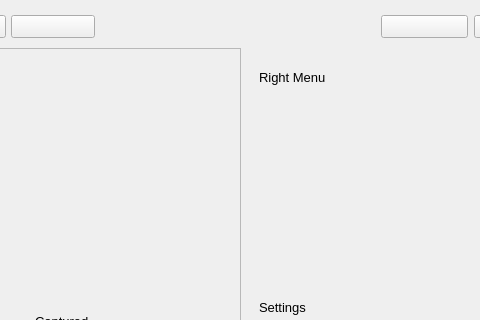
Qt form src/capstone/app/ui/new_interface.ui (SaawanP/capstone) before a commit; both pictures show x 382 to 862 and y 0 to 320 of the 1045 by 626 pixel window.
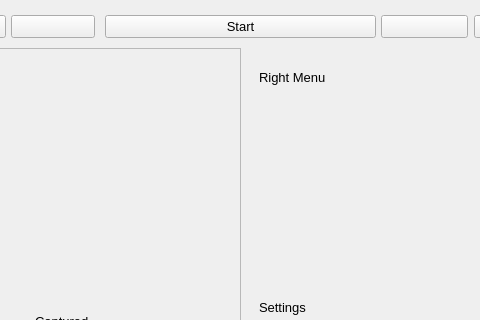
The same form after that commit. Icons and pictures are not drawn. Custom widgets are drawn as their Qt base class.

What changed in the file:
```diff
--- a/src/capstone/app/ui/new_interface.ui
+++ b/src/capstone/app/ui/new_interface.ui
@@ -467,6 +467,13 @@
              <property name="bottomMargin">
               <number>0</number>
              </property>
+             <item>
+              <widget class="QPushButton" name="startStopBtn">
+               <property name="text">
+                <string>Start</string>
+               </property>
+              </widget>
+             </item>
             </layout>
            </widget>
           </item>
```
Left out of the diff: 13 changed lines with no effect on the pictures.
